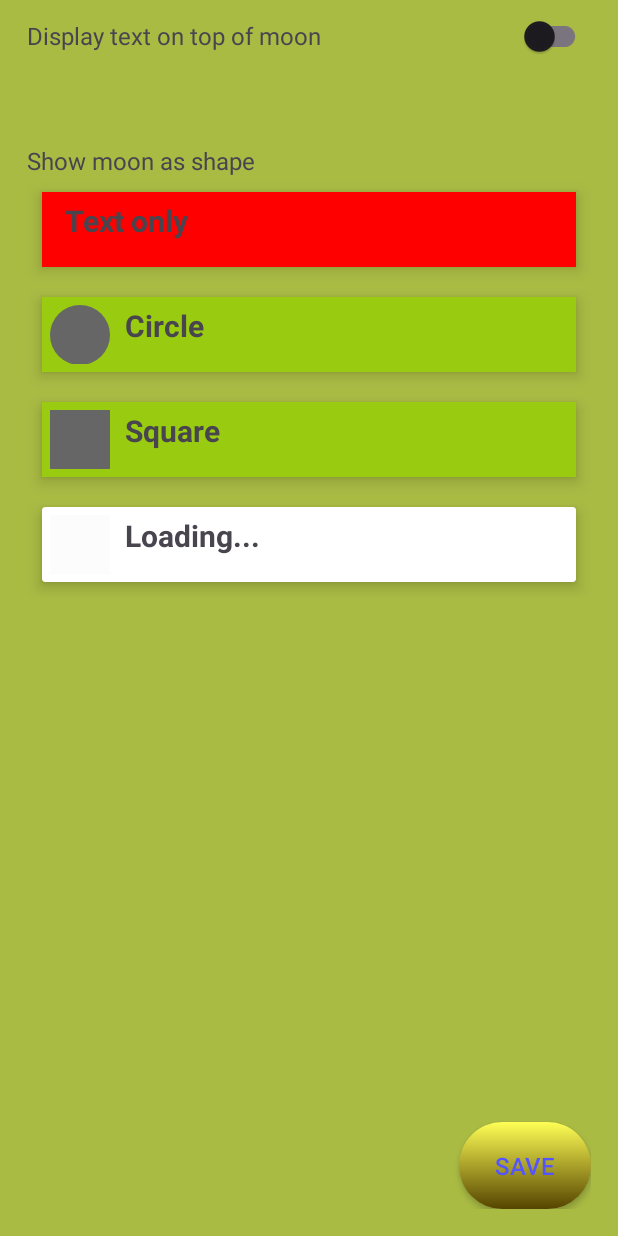
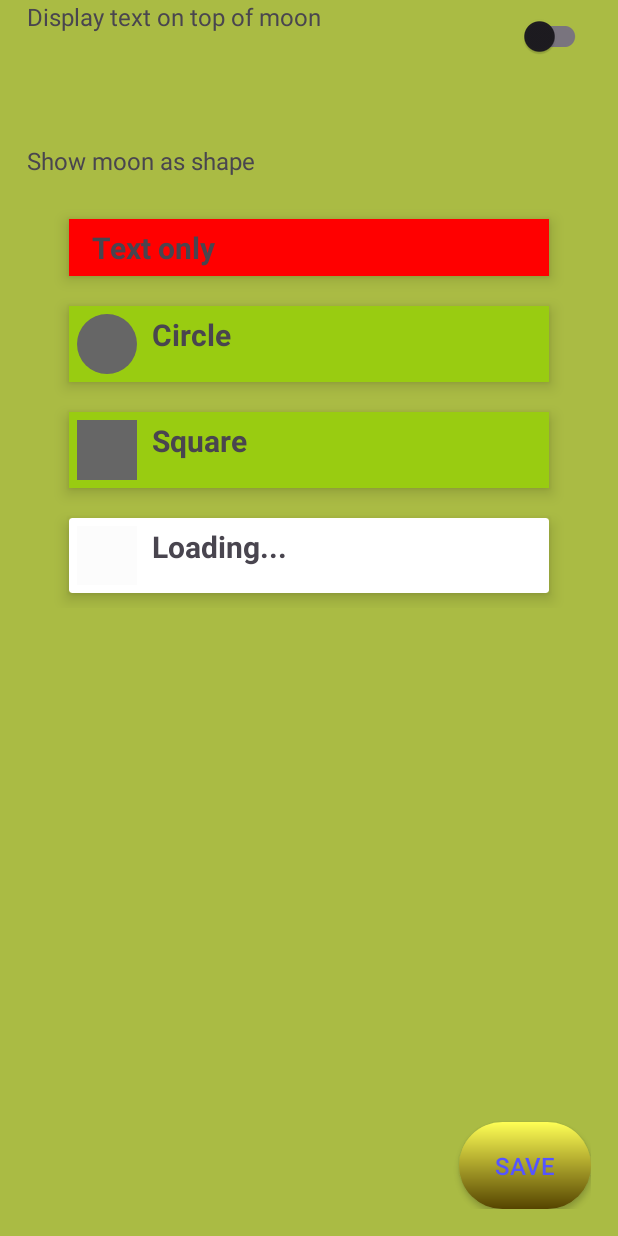
Before and after one commit to GIS-sys/Android-Mipt-Project-2024-Egorov, an Android app: the fragment SettingsFragment placed in its activity, on a phone screen of 412 x 824 dp. Run offline under Robolectric (Android 15) with nearby library versions, the phone set to English and light mode, and no system bars; libraries missing offline, so code that uses them is left out: com.fasterxml.jackson; pictures from the network do not load.

Commit message:
rework recycler view holders

```diff
--- a/app/src/main/res/layout/fragment_settings.xml
+++ b/app/src/main/res/layout/fragment_settings.xml
@@ -1,17 +1,20 @@
 <?xml version="1.0" encoding="utf-8"?>
-<LinearLayout xmlns:android="http://schemas.android.com/apk/res/android"
+<androidx.constraintlayout.widget.ConstraintLayout xmlns:android="http://schemas.android.com/apk/res/android"
     android:layout_width="match_parent"
     android:layout_height="match_parent"
+    xmlns:app="http://schemas.android.com/apk/res-auto"
     android:paddingStart="@dimen/btn_small_padding_x"
     android:paddingEnd="@dimen/btn_small_padding_x"
     android:paddingBottom="@dimen/btn_small_padding_y"
     android:orientation="vertical"
     android:background="@color/color_background">
 
-    <LinearLayout
+    <androidx.constraintlayout.widget.ConstraintLayout
         android:layout_width="match_parent"
         android:layout_height="wrap_content"
-        android:orientation="horizontal">
+        android:orientation="horizontal"
+        app:layout_constraintTop_toTopOf="parent"
+        android:id="@+id/constraint_switch_text">
 
         <TextView
             android:layout_width="0dp"
@@ -19,21 +22,25 @@
             android:layout_weight="8"
             android:text="@string/settings_display_label"
             android:textSize="16sp"
-            android:layout_marginEnd="8dp" />
+            android:layout_marginEnd="8dp"
+            app:layout_constraintStart_toStartOf="parent"/>
 
         <androidx.appcompat.widget.SwitchCompat
             android:layout_width="0dp"
             android:layout_weight="2"
             android:layout_height="wrap_content"
             android:textSize="16sp"
-            android:id="@+id/image_label_switch" />
-    </LinearLayout>
+            android:id="@+id/image_label_switch"
+            app:layout_constraintEnd_toEndOf="parent"/>
+    </androidx.constraintlayout.widget.ConstraintLayout>
 
-    <LinearLayout
+    <androidx.constraintlayout.widget.ConstraintLayout
         android:paddingTop="@dimen/btn_big_padding_y"
         android:layout_width="match_parent"
         android:layout_height="wrap_content"
-        android:orientation="horizontal">
+        android:orientation="horizontal"
+        app:layout_constraintTop_toBottomOf="@+id/constraint_switch_text"
+        android:id="@+id/constraint_text_moonshape">
 
         <TextView
             android:layout_width="0dp"
@@ -42,11 +49,17 @@
             android:text="@string/settings_display_image_shape"
             android:textSize="16sp"
             android:layout_marginEnd="8dp" />
-    </LinearLayout>
-    <LinearLayout
+    </androidx.constraintlayout.widget.ConstraintLayout>
+    <androidx.constraintlayout.widget.ConstraintLayout
         android:layout_width="match_parent"
-        android:layout_height="wrap_content"
-        android:orientation="horizontal">
+        android:layout_height="0dp"
+        android:orientation="horizontal"
+        android:layout_margin="@dimen/btn_small_padding_y"
+        app:layout_constraintTop_toBottomOf="@+id/constraint_text_moonshape"
+        app:layout_constraintStart_toStartOf="parent"
+        app:layout_constraintEnd_toEndOf="parent"
+        app:layout_constraintBottom_toTopOf="@+id/settings_btn_save"
+        android:id="@+id/constraint_recycler_moonshape">
         <androidx.recyclerview.widget.RecyclerView
             android:nestedScrollingEnabled="false"
             android:id="@+id/image_shape_recycler_view"
@@ -55,14 +68,11 @@
             android:layout_height="wrap_content"
             android:minHeight="48dp"
             android:textSize="16sp"
-            android:overScrollMode="never"/>
-    </LinearLayout>
+            android:overScrollMode="never"
+            app:layout_constraintStart_toStartOf="parent"
+            app:layout_constraintEnd_toEndOf="parent"/>
+    </androidx.constraintlayout.widget.ConstraintLayout>
 
-    <Space
-        android:layout_width="match_parent"
-        android:layout_height="0dp"
-        android:layout_weight="1"
-        android:gravity="top" />
     <androidx.appcompat.widget.AppCompatButton
         android:layout_gravity="end"
         android:background="@drawable/button_ripple"
@@ -76,5 +86,7 @@
         android:paddingBottom="@dimen/btn_small_padding_y"
         android:layout_height="wrap_content"
         android:id="@+id/settings_btn_save"
-        android:text="@string/save" />
-</LinearLayout>
+        android:text="@string/save"
+        app:layout_constraintBottom_toBottomOf="parent"
+        app:layout_constraintEnd_toEndOf="parent"/>
+</androidx.constraintlayout.widget.ConstraintLayout>
--- a/app/src/main/res/layout/recycler_view_item_text.xml
+++ b/app/src/main/res/layout/recycler_view_item_text.xml
@@ -3,7 +3,7 @@
     xmlns:android="http://schemas.android.com/apk/res/android"
     xmlns:app="http://schemas.android.com/apk/res-auto"
     android:layout_width="match_parent"
-    android:layout_height="50dp"
+    android:layout_height="wrap_content"
     android:layout_margin="10dp"
     app:cardElevation="6dp">
 
@@ -14,12 +14,13 @@
         android:padding="5dp">
         <TextView
             android:id="@+id/textView"
-            android:layout_width="wrap_content"
+            android:layout_width="match_parent"
             android:layout_height="wrap_content"
             android:layout_marginStart="10dp"
             android:layout_marginLeft="15dp"
-            android:text="Item"
+            android:text="Itemaaaaaaaaaaaaaaaaaaaaaaaaaaaaaaaaaaaaaaaaaaaaaaaaaaaaaaaaaaaaaa"
             android:textSize="20sp"
-            android:textStyle="bold" />
+            android:textStyle="bold"
+            android:singleLine="false"/>
     </LinearLayout>
 </androidx.cardview.widget.CardView>
--- a/app/src/main/res/layout/recycler_view_item_text_image.xml
+++ b/app/src/main/res/layout/recycler_view_item_text_image.xml
@@ -3,7 +3,7 @@
     xmlns:android="http://schemas.android.com/apk/res/android"
     xmlns:app="http://schemas.android.com/apk/res-auto"
     android:layout_width="match_parent"
-    android:layout_height="50dp"
+    android:layout_height="wrap_content"
     android:layout_margin="10dp"
     app:cardElevation="6dp">
 
@@ -15,15 +15,17 @@
         <ImageView
             android:id="@+id/imageview"
             android:layout_width="40dp"
-            android:layout_height="40dp" />
+            android:layout_height="40dp"
+            android:layout_gravity="center"/>
         <TextView
             android:id="@+id/textView"
-            android:layout_width="wrap_content"
+            android:layout_width="match_parent"
             android:layout_height="wrap_content"
             android:layout_marginStart="10dp"
             android:layout_marginLeft="15dp"
-            android:text="Item"
+            android:text="Itemaaaaaaaaaaaaaaaaaaaaaaaaaaaaaaaaaaaaaaaaaaaaaaaaaaaaaaaaaaaaaa"
             android:textSize="20sp"
-            android:textStyle="bold" />
+            android:textStyle="bold"
+            android:singleLine="false"/>
     </LinearLayout>
 </androidx.cardview.widget.CardView>
```
Also changed, not shown: 1 other file.
